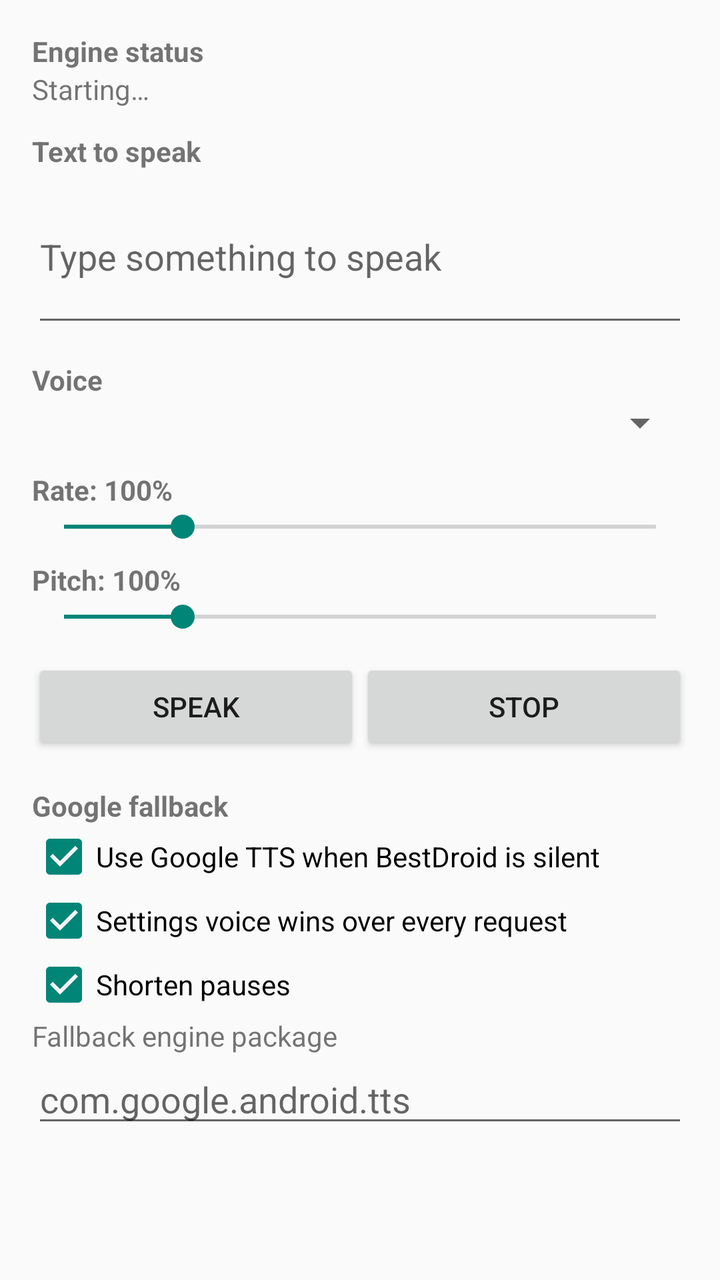
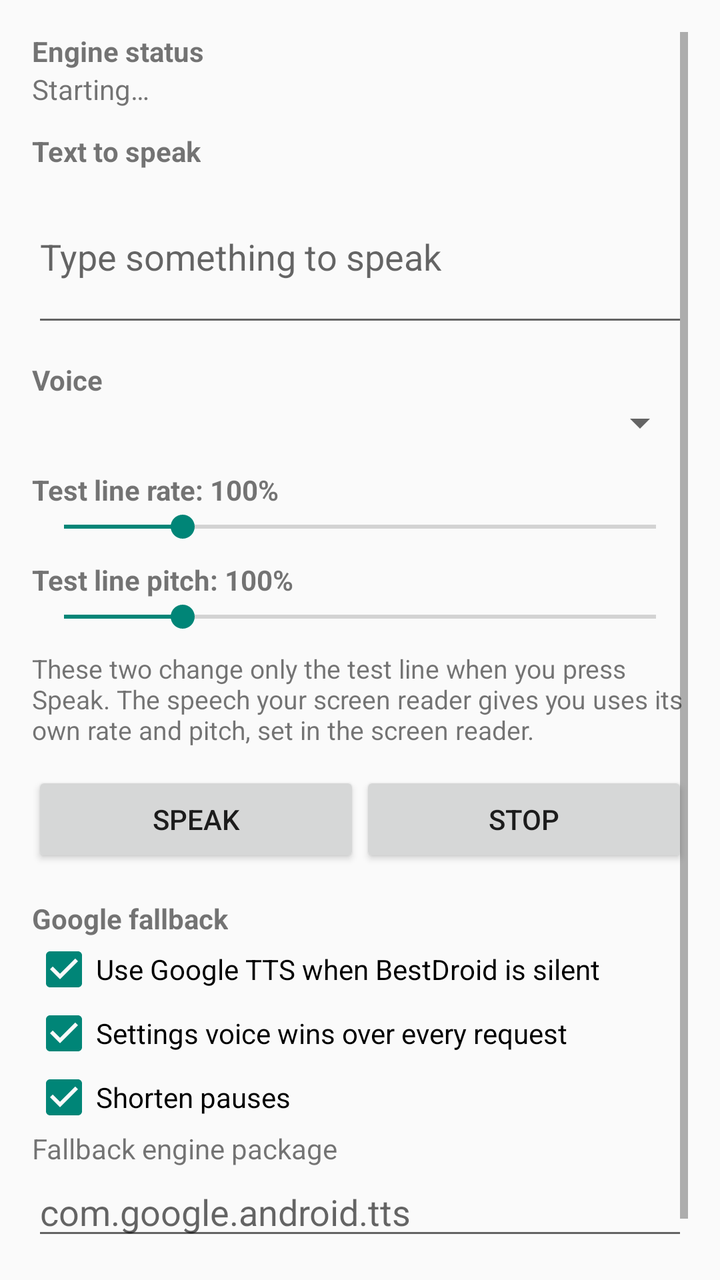

An Android layout rendered at two revisions. The XML below is the earlier revision; the diff shows what the commit changed to produce the second picture.
<!-- AndroidManifest.xml: application theme Theme.BestDroid -->
<!-- res/layout/activity_main.xml -->
<?xml version="1.0" encoding="utf-8"?>
<ScrollView xmlns:android="http://schemas.android.com/apk/res/android"
    android:layout_width="match_parent"
    android:layout_height="match_parent"
    android:padding="16dp">

    <LinearLayout
        android:layout_width="match_parent"
        android:layout_height="wrap_content"
        android:orientation="vertical">

        <TextView
            android:layout_width="wrap_content"
            android:layout_height="wrap_content"
            android:text="Engine status"
            android:textStyle="bold" />

        <TextView
            android:id="@+id/statusText"
            android:layout_width="match_parent"
            android:layout_height="wrap_content"
            android:contentDescription="Engine status"
            android:text="Starting…" />

        <TextView
            android:layout_width="wrap_content"
            android:layout_height="wrap_content"
            android:layout_marginTop="12dp"
            android:labelFor="@id/inputText"
            android:text="Text to speak"
            android:textStyle="bold" />

        <EditText
            android:id="@+id/inputText"
            android:layout_width="match_parent"
            android:layout_height="wrap_content"
            android:hint="Type something to speak"
            android:minLines="3" />

        <TextView
            android:layout_width="wrap_content"
            android:layout_height="wrap_content"
            android:layout_marginTop="12dp"
            android:labelFor="@id/voiceSpinner"
            android:text="Voice"
            android:textStyle="bold" />

        <Spinner
            android:id="@+id/voiceSpinner"
            android:layout_width="match_parent"
            android:layout_height="wrap_content"
            android:contentDescription="Voice" />

        <TextView
            android:id="@+id/rateLabel"
            android:layout_width="wrap_content"
            android:layout_height="wrap_content"
            android:layout_marginTop="12dp"
            android:text="Rate: 100%"
            android:textStyle="bold" />

        <SeekBar
            android:id="@+id/rateBar"
            android:layout_width="match_parent"
            android:layout_height="wrap_content"
            android:contentDescription="Speech rate"
            android:max="375"
            android:progress="75" />

        <TextView
            android:id="@+id/pitchLabel"
            android:layout_width="wrap_content"
            android:layout_height="wrap_content"
            android:layout_marginTop="8dp"
            android:text="Pitch: 100%"
            android:textStyle="bold" />

        <SeekBar
            android:id="@+id/pitchBar"
            android:layout_width="match_parent"
            android:layout_height="wrap_content"
            android:contentDescription="Speech pitch"
            android:max="375"
            android:progress="75" />

        <LinearLayout
            android:layout_width="match_parent"
            android:layout_height="wrap_content"
            android:layout_marginTop="12dp"
            android:orientation="horizontal">

            <Button
                android:id="@+id/speakButton"
                android:layout_width="0dp"
                android:layout_height="wrap_content"
                android:layout_weight="1"
                android:text="Speak" />

            <Button
                android:id="@+id/stopButton"
                android:layout_width="0dp"
                android:layout_height="wrap_content"
                android:layout_weight="1"
                android:text="Stop" />
        </LinearLayout>

        <TextView
            android:layout_width="wrap_content"
            android:layout_height="wrap_content"
            android:layout_marginTop="16dp"
            android:text="Google fallback"
            android:textStyle="bold" />

        <CheckBox
            android:id="@+id/fallbackCheck"
            android:layout_width="wrap_content"
            android:layout_height="wrap_content"
            android:checked="true"
            android:text="Use Google TTS when BestDroid is silent" />

        <CheckBox
            android:id="@+id/overrideVoiceCheck"
            android:layout_width="wrap_content"
            android:layout_height="wrap_content"
            android:checked="true"
            android:text="Settings voice wins over every request" />

        <CheckBox
            android:id="@+id/shortenPausesCheck"
            android:layout_width="wrap_content"
            android:layout_height="wrap_content"
            android:checked="true"
            android:text="Shorten pauses" />

        <TextView
            android:layout_width="wrap_content"
            android:layout_height="wrap_content"
            android:labelFor="@id/fallbackPackage"
            android:text="Fallback engine package" />

        <EditText
            android:id="@+id/fallbackPackage"
            android:layout_width="match_parent"
            android:layout_height="wrap_content"
            android:hint="com.google.android.tts"
            android:inputType="text" />

        <TextView
            android:id="@+id/resultText"
            android:layout_width="match_parent"
            android:layout_height="wrap_content"
            android:layout_marginTop="12dp"
            android:contentDescription="Last result"
            android:text="" />
    </LinearLayout>
</ScrollView>
<!-- resources referenced by this layout -->
<resources>
  <style name="Theme.BestDroid" parent="Theme.AppCompat.Light.DarkActionBar" />
</resources>

<!-- the commit's change to res/layout/activity_main.xml (unified diff, before → after) -->
@@ -56,14 +56,14 @@
             android:layout_width="wrap_content"
             android:layout_height="wrap_content"
             android:layout_marginTop="12dp"
-            android:text="Rate: 100%"
+            android:text="Test line rate: 100%"
             android:textStyle="bold" />
 
         <SeekBar
             android:id="@+id/rateBar"
             android:layout_width="match_parent"
             android:layout_height="wrap_content"
-            android:contentDescription="Speech rate"
+            android:contentDescription="Test line speech rate"
             android:max="375"
             android:progress="75" />
 
@@ -72,16 +72,24 @@
             android:layout_width="wrap_content"
             android:layout_height="wrap_content"
             android:layout_marginTop="8dp"
-            android:text="Pitch: 100%"
+            android:text="Test line pitch: 100%"
             android:textStyle="bold" />
 
         <SeekBar
             android:id="@+id/pitchBar"
             android:layout_width="match_parent"
             android:layout_height="wrap_content"
-            android:contentDescription="Speech pitch"
+            android:contentDescription="Test line speech pitch"
             android:max="375"
             android:progress="75" />
+
+        <TextView
+            android:id="@+id/ratePitchHint"
+            android:layout_width="match_parent"
+            android:layout_height="wrap_content"
+            android:layout_marginTop="8dp"
+            android:text="These two change only the test line when you press Speak. The speech your screen reader gives you uses its own rate and pitch, set in the screen reader."
+            android:textSize="13sp" />
 
         <LinearLayout
             android:layout_width="match_parent"
